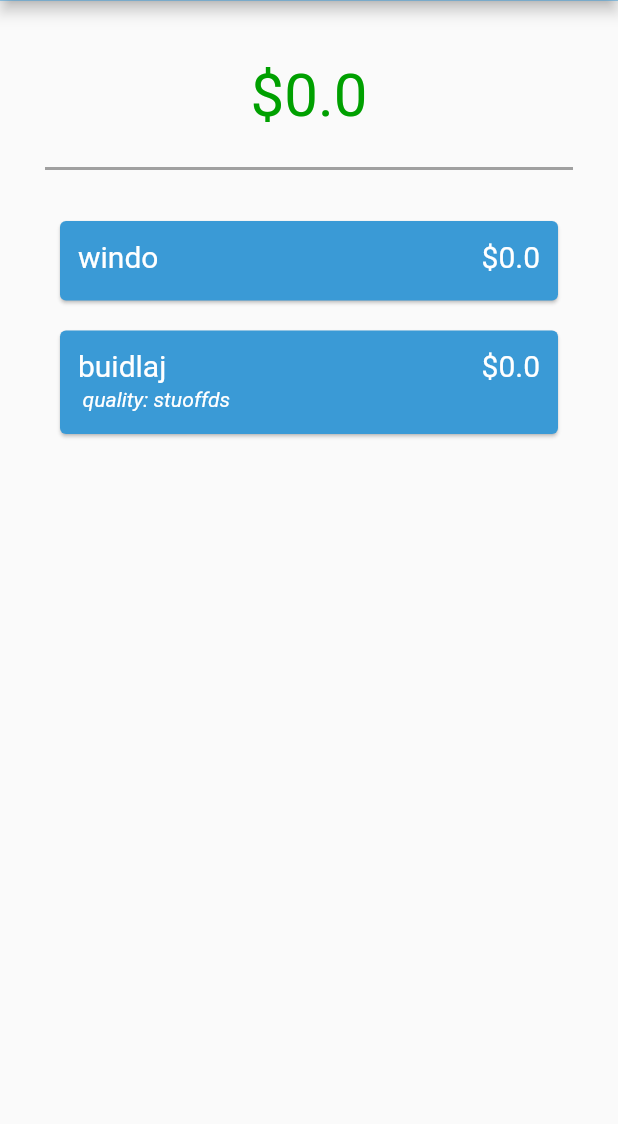
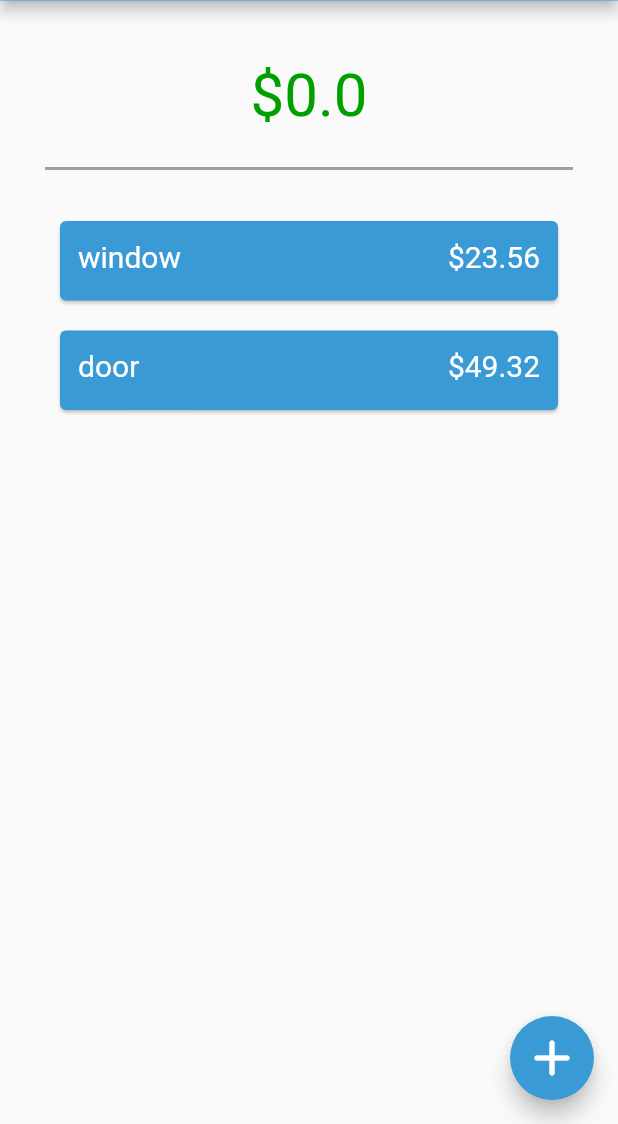
Before and after one commit to JDMCK/FUSE-Quote, a Flutter app: the screen it shows after launch, on a phone screen of 412 x 824 dp, the part 112-1236 px from its top. Run offline on Flutter 3.47's test engine with Material 2 defaults, Android fonts, the light colour scheme and no system bars.

Commit message:
Service creator started w/ dropdown menu

```diff
--- a/fuse_quote/lib/main.dart
+++ b/fuse_quote/lib/main.dart
@@ -1,7 +1,6 @@
 import 'package:flutter/material.dart';
 import 'package:fuse_quote/screens/home.dart';
 import 'package:fuse_quote/screens/edit.dart';
-import 'service.dart';
 
 void main() {
   runApp(
--- a/fuse_quote/lib/screens/home.dart
+++ b/fuse_quote/lib/screens/home.dart
@@ -1,8 +1,9 @@
-import 'dart:developer';
-import 'dart:ffi';
+// import 'dart:developer';
+// import 'dart:ffi';
 
 import 'package:flutter/material.dart';
-import 'package:fuse_quote/service.dart';
+import 'package:fuse_quote/services/service.dart';
+import 'package:fuse_quote/services/servicecard.dart';
 
 class Home extends StatefulWidget {
   const Home({Key? key}) : super(key: key);
@@ -12,7 +13,19 @@ class Home extends StatefulWidget {
 }
 
 class _HomeState extends State<Home> {
+  List<Service> ServiceList = [
+    Service(name: "window", price: 23.56),
+    Service(name: "door", price: 49.32)
+  ];
   double totalPrice = 0;
+
+  double getTotalPrice(List<Service> services) {
+    double price = 0;
+    for (var s in services) {
+      price += s.price;
+    }
+    return price;
+  }
 
   @override
   Widget build(BuildContext context) {
@@ -43,87 +56,24 @@ class _HomeState extends State<Home> {
             height: 50,
           ),
           Expanded(
-            child: Container(
-              child: ListView(
-                children: [
-                  ServiceCard(service: Service(name: 'windo')),
-                  ServiceCard(
-                      service: Service(name: 'buidlaj', quality: 'stuoffds'))
-                ],
-              ),
-            ),
-          )
+              child: Container(
+            child: ListView(
+                children:
+                    ServiceList.map((service) => ServiceCard(service: service))
+                        .toList()),
+          )),
         ]),
+      ),
+      floatingActionButton: FloatingActionButton(
+        onPressed: () {
+          Navigator.pushNamed(context, '/edit');
+        },
+        child: Icon(
+          Icons.add_rounded,
+          size: 40,
+        ),
+        backgroundColor: Color.fromARGB(255, 58, 154, 214),
       ),
     );
   }
 }
-
-class ServiceCard extends StatelessWidget {
-  const ServiceCard({
-    Key? key,
-    required this.service,
-  }) : super(key: key);
-
-  final Service service;
-
-  @override
-  Widget build(BuildContext context) {
-    return Card(
-      margin: EdgeInsets.all(10),
-      child: Padding(
-          padding: EdgeInsets.all(12),
-          child: Column(
-            crossAxisAlignment: CrossAxisAlignment.start,
-            children: [
-              Row(
-                mainAxisAlignment: MainAxisAlignment.spaceBetween,
-                children: [
-                  Text(
-                    '${service.name}',
-                    style: TextStyle(fontSize: 20, color: Colors.white),
-                  ),
-                  Text(
-                    '\$${service.price}',
-                    style: TextStyle(fontSize: 20, color: Colors.white),
-                  ),
-                ],
-              ),
-              Padding(
-                padding: const EdgeInsets.all(3),
-                child: Column(
-                  crossAxisAlignment: CrossAxisAlignment.start,
-                  children: [
-                    service.quantity != null
-                        ? Text('quantity: ${service.quantity}',
-                            style: TextStyle(
-                                color: Colors.white,
-                                fontStyle: FontStyle.italic))
-                        : Container(),
-                    service.size != null
-                        ? Text('size: ${service.size}',
-                            style: TextStyle(
-                                color: Colors.white,
-                                fontStyle: FontStyle.italic))
-                        : Container(),
-                    service.quality != null
-                        ? Text('quality: ${service.quality}',
-                            style: TextStyle(
-                                color: Colors.white,
-                                fontStyle: FontStyle.italic))
-                        : Container(),
-                    service.story != null
-                        ? Text('story: ${service.story}',
-                            style: TextStyle(
-                                color: Colors.white,
-                                fontStyle: FontStyle.italic))
-                        : Container(),
-                  ],
-                ),
-              )
-            ],
-          )),
-      color: Color.fromARGB(255, 58, 154, 214),
-    );
-  }
-}
--- /dev/null
+++ b/fuse_quote/lib/services/servicecard.dart
@@ -0,0 +1,71 @@
+import 'package:flutter/material.dart';
+import 'package:fuse_quote/services/service.dart';
+
+class ServiceCard extends StatelessWidget {
+  const ServiceCard({
+    Key? key,
+    required this.service,
+  }) : super(key: key);
+
+  final Service service;
+
+  @override
+  Widget build(BuildContext context) {
+    return Card(
+      margin: EdgeInsets.all(10),
+      child: Padding(
+          padding: EdgeInsets.all(12),
+          child: Column(
+            crossAxisAlignment: CrossAxisAlignment.start,
+            children: [
+              Row(
+                mainAxisAlignment: MainAxisAlignment.spaceBetween,
+                children: [
+                  Text(
+                    '${service.name}',
+                    style: TextStyle(fontSize: 20, color: Colors.white),
+                  ),
+                  Text(
+                    '\$${service.price}',
+                    style: TextStyle(fontSize: 20, color: Colors.white),
+                  ),
+                ],
+              ),
+              Padding(
+                padding: const EdgeInsets.all(3),
+                child: Column(
+                  crossAxisAlignment: CrossAxisAlignment.start,
+                  children: [
+                    service.quantity != null
+                        ? Text('quantity: ${service.quantity}',
+                            style: TextStyle(
+                                color: Colors.white,
+                                fontStyle: FontStyle.italic))
+                        : Container(),
+                    service.size != null
+                        ? Text('size: ${service.size}',
+                            style: TextStyle(
+                                color: Colors.white,
+                                fontStyle: FontStyle.italic))
+                        : Container(),
+                    service.quality != null
+                        ? Text('quality: ${service.quality}',
+                            style: TextStyle(
+                                color: Colors.white,
+                                fontStyle: FontStyle.italic))
+                        : Container(),
+                    service.story != null
+                        ? Text('story: ${service.story}',
+                            style: TextStyle(
+                                color: Colors.white,
+                                fontStyle: FontStyle.italic))
+                        : Container(),
+                  ],
+                ),
+              )
+            ],
+          )),
+      color: Color.fromARGB(255, 58, 154, 214),
+    );
+  }
+}
```
Also changed, not shown: fuse_quote/lib/screens/edit.dart (+48 -1 lines), fuse_quote/lib/services/service.dart (renamed from fuse_quote/lib/service.dart).
